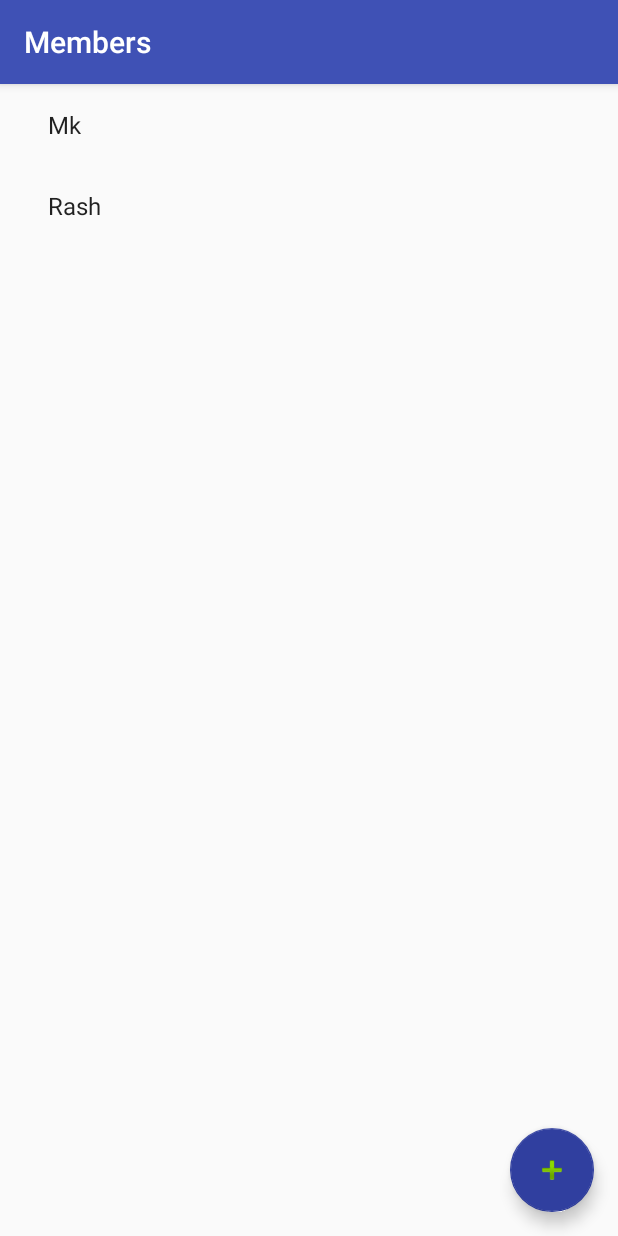
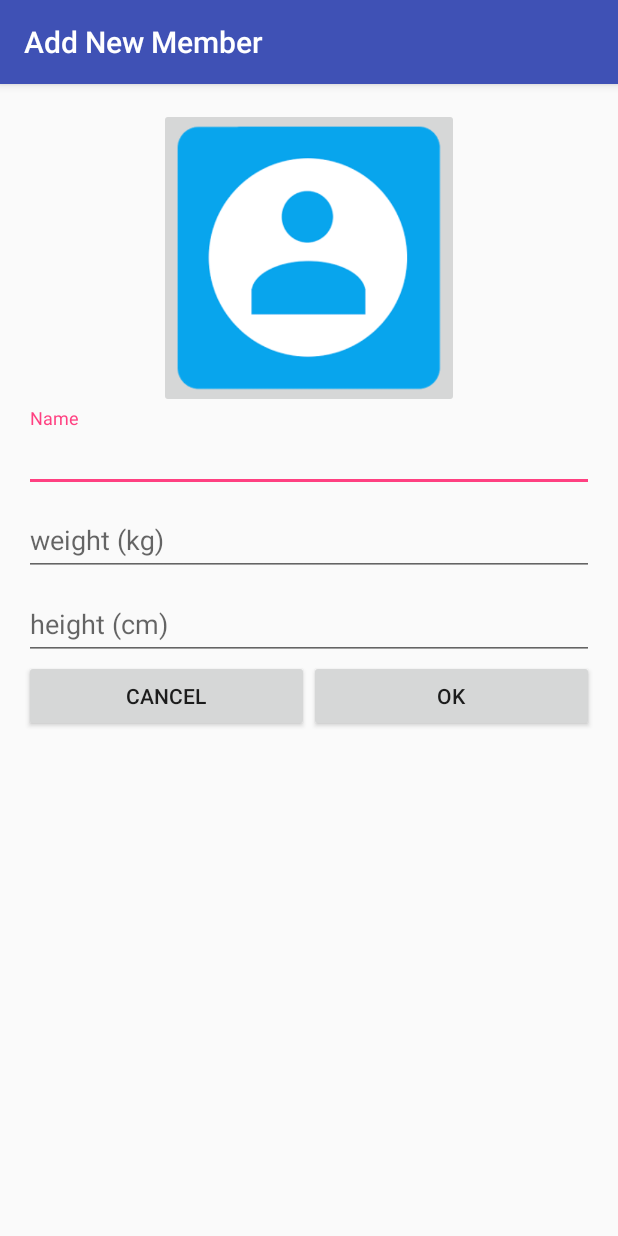
Before and after one commit to msvalhekar/FamilyWeightTracker, an Android app: the UsersListActivity screen opened directly, with no data from a screen before it, after a tap on an icon or button, on a phone screen of 412 x 824 dp. Run offline under Robolectric (Android 15) with nearby library versions, the phone set to English and light mode, and no system bars.

Commit message:
add new member activity

```diff
--- /dev/null
+++ b/app/src/main/java/com/mk/familyweighttracker/Activities/AddNewUserActivity.java
@@ -0,0 +1,161 @@
+package com.mk.familyweighttracker.Activities;
+
+import android.app.Activity;
+import android.content.Intent;
+import android.os.AsyncTask;
+import android.os.Bundle;
+import android.os.Parcelable;
+import android.support.v7.app.AppCompatActivity;
+import android.support.v7.widget.Toolbar;
+import android.text.TextUtils;
+import android.view.View;
+import android.widget.EditText;
+import android.widget.ImageButton;
+
+import com.mk.familyweighttracker.Models.User;
+import com.mk.familyweighttracker.R;
+import com.mk.familyweighttracker.Services.UserService;
+
+import java.util.Date;
+
+public class AddNewUserActivity extends AppCompatActivity {
+
+    AddNewUserTask mAddNewUserTask;
+
+    ImageButton mImageButton;
+    EditText mNameView;
+    EditText mWeightView;
+    EditText mHeightView;
+
+    @Override
+    protected void onCreate(Bundle savedInstanceState) {
+        super.onCreate(savedInstanceState);
+        setContentView(R.layout.activity_add_new_user);
+
+        Toolbar toolbar = (Toolbar) findViewById(R.id.tool_bar_add_new_user);
+        setSupportActionBar(toolbar);
+        toolbar.setTitle(getTitle());
+
+        mImageButton = ((ImageButton) findViewById(R.id.add_user_image));
+        mNameView = ((EditText) findViewById(R.id.add_user_name));
+        mWeightView = ((EditText) findViewById(R.id.add_user_weight));
+        mHeightView = ((EditText) findViewById(R.id.add_user_height));
+
+        findViewById(R.id.add_user_cancel_button)
+                .setOnClickListener(new View.OnClickListener() {
+                    @Override
+                    public void onClick(View v) {
+                        finish();
+                    }
+                });
+
+        findViewById(R.id.add_user_save_button)
+                .setOnClickListener(new View.OnClickListener() {
+                    @Override
+                    public void onClick(View v) {
+                        onAddNewUser();
+                    }
+                });
+    }
+
+    private void onAddNewUser() {
+        if (mAddNewUserTask != null) {
+            return;
+        }
+
+        // Reset errors.
+        mNameView.setError(null);
+        mHeightView.setError(null);
+        mWeightView.setError(null);
+
+        // Store values at the time of the login attempt.
+        String name = mNameView.getText().toString();
+        double weight = Double.valueOf(mWeightView.getText().toString());
+        double height = Double.valueOf(mHeightView.getText().toString());
+
+        boolean cancel = false;
+        View focusView = null;
+
+        if (!isNameValid(name)) {
+            mNameView.setError("Required");
+            focusView = mNameView;
+            cancel = true;
+        }
+        else if (!isNameUsed(name)) {
+            mNameView.setError("Already used, try different");
+            focusView = mNameView;
+            cancel = true;
+        }
+        else if (!isWeightValid(weight)) {
+            mWeightView.setError("Required");
+            focusView = mWeightView;
+            cancel = true;
+        }
+        else if (!isHeightValid(height)) {
+            mHeightView.setError("Required");
+            focusView = mHeightView;
+            cancel = true;
+        }
+
+        if (cancel) {
+            // There was an error; don't attempt login and focus the first
+            // form field with an error.
+            focusView.requestFocus();
+        } else {
+            // Show a progress spinner, and kick off a background task to
+            // perform the user login attempt.
+
+            // showProgress(true);
+            mAddNewUserTask = new AddNewUserTask(name, weight, height, name+".jpg");
+            mAddNewUserTask.execute((Void) null);
+        }
+    }
+
+    private boolean isHeightValid(double height) {
+        return 0 < height && height < 200;
+    }
+
+    private boolean isWeightValid(double weight) {
+        return 0 < weight && weight < 100;
+    }
+
+    private boolean isNameValid(String name) {
+        return !TextUtils.isEmpty(name);
+    }
+
+    private boolean isNameUsed(String name) {
+        Boolean alreadyAdded = new UserService().isAlreadyAdded(name);
+        return !alreadyAdded;
+    }
+
+    public class AddNewUserTask extends AsyncTask<Void, Void, Boolean>
+    {
+        private User newUser;
+
+        AddNewUserTask(String name, double weight, double height, String imagePath) {
+            newUser = new User(0, name, weight, height, imagePath);
+        }
+
+        @Override
+        protected Boolean doInBackground(Void... params) {
+            newUser = new UserService().addUser(newUser);
+            return true;
+        }
+
+        @Override
+        protected void onPostExecute(final Boolean success) {
+            mAddNewUserTask = null;
+            //showProgress(false);
+
+            if (success) {
+                Intent returnIntent = new Intent();
+                returnIntent.putExtra("newUserId", newUser.getId());
+                setResult(Activity.RESULT_OK, returnIntent);
+                finish();
+            } else {
+//                mHeightView.setError("error_incorrect_password");
+//                mHeightView.requestFocus();
+            }
+        }
+    }
+}
--- a/app/src/main/java/com/mk/familyweighttracker/Activities/UsersListActivity.java
+++ b/app/src/main/java/com/mk/familyweighttracker/Activities/UsersListActivity.java
@@ -31,11 +31,13 @@ import java.util.List;
  */
 public class UsersListActivity extends AppCompatActivity {
 
+    private static final int NEW_USER_ADDED_REQUEST = 1;
     /**
      * Whether or not the activity is in two-pane mode, i.e. running on a tablet
      * device.
      */
     private boolean mTwoPane;
+    private View mRecyclerView;
 
     @Override
     protected void onCreate(Bundle savedInstanceState) {
@@ -50,13 +52,14 @@ public class UsersListActivity extends AppCompatActivity {
         fab.setOnClickListener(new View.OnClickListener() {
             @Override
             public void onClick(View view) {
-                //Intent intent = new Intent(getApplicationContext(), )
+                Intent intent = new Intent(getApplicationContext(), AddNewUserActivity.class);
+                startActivityForResult(intent, NEW_USER_ADDED_REQUEST);
             }
         });
 
-        View recyclerView = findViewById(R.id.item_list);
-        assert recyclerView != null;
-        setupRecyclerView((RecyclerView) recyclerView);
+        mRecyclerView = findViewById(R.id.item_list);
+        assert mRecyclerView != null;
+        setupRecyclerView((RecyclerView) mRecyclerView);
 
         if (findViewById(R.id.item_detail_container) != null) {
             // The detail container view will be present only in the
@@ -64,6 +67,18 @@ public class UsersListActivity extends AppCompatActivity {
             // If this view is present, then the
             // activity should be in two-pane mode.
             mTwoPane = true;
+        }
+    }
+
+    @Override
+    protected void onActivityResult(int requestCode, int resultCode, Intent data) {
+        // Check which request we're responding to
+        if (requestCode == NEW_USER_ADDED_REQUEST) {
+            // Make sure the request was successful
+            if (resultCode == RESULT_OK) {
+                // update the list for new record
+                setupRecyclerView((RecyclerView)mRecyclerView);
+            }
         }
     }
 
--- /dev/null
+++ b/app/src/main/res/layout/activity_add_new_user.xml
@@ -0,0 +1,32 @@
+<?xml version="1.0" encoding="utf-8"?>
+<android.support.design.widget.CoordinatorLayout xmlns:android="http://schemas.android.com/apk/res/android"
+    xmlns:app="http://schemas.android.com/apk/res-auto"
+    xmlns:tools="http://schemas.android.com/tools"
+    android:layout_width="match_parent"
+    android:layout_height="match_parent"
+    android:fitsSystemWindows="true"
+    tools:context="com.mk.familyweighttracker.Activities.AddNewUserActivity">
+
+    <android.support.design.widget.AppBarLayout
+        android:id="@+id/app_bar"
+        android:layout_width="match_parent"
+        android:layout_height="wrap_content"
+        android:theme="@style/AppTheme.AppBarOverlay">
+
+        <android.support.v7.widget.Toolbar
+            android:id="@+id/tool_bar_add_new_user"
+            android:layout_width="match_parent"
+            android:layout_height="?attr/actionBarSize"
+            app:popupTheme="@style/AppTheme.PopupOverlay" />
+    </android.support.design.widget.AppBarLayout>
+
+    <FrameLayout
+        android:id="@+id/frameLayout"
+        android:layout_width="match_parent"
+        android:layout_height="match_parent"
+        app:layout_behavior="@string/appbar_scrolling_view_behavior">
+
+        <include layout="@layout/content_add_new_user" />
+    </FrameLayout>
+
+</android.support.design.widget.CoordinatorLayout>
--- a/app/src/main/res/layout/activity_item_detail.xml
+++ b/app/src/main/res/layout/activity_item_detail.xml
@@ -4,7 +4,7 @@
     android:layout_width="match_parent"
     android:layout_height="match_parent"
     android:fitsSystemWindows="true"
-    tools:context="com.mk.familyweighttracker.Activities.ItemDetailActivity"
+    tools:context=".Activities.ItemDetailActivity"
     tools:ignore="MergeRootFrame">
 
     <android.support.design.widget.AppBarLayout
--- /dev/null
+++ b/app/src/main/res/layout/content_add_new_user.xml
@@ -0,0 +1,99 @@
+<LinearLayout xmlns:android="http://schemas.android.com/apk/res/android"
+    xmlns:tools="http://schemas.android.com/tools"
+    android:layout_width="match_parent"
+    android:layout_height="match_parent"
+    android:gravity="center_horizontal"
+    android:orientation="vertical"
+    android:paddingBottom="@dimen/activity_vertical_margin"
+    android:paddingLeft="@dimen/activity_horizontal_margin"
+    android:paddingRight="@dimen/activity_horizontal_margin"
+    android:paddingTop="@dimen/activity_vertical_margin">
+
+    <ProgressBar
+        android:id="@+id/add_reading_progress"
+        style="?android:attr/progressBarStyleLarge"
+        android:layout_width="wrap_content"
+        android:layout_height="wrap_content"
+        android:layout_marginBottom="8dp"
+        android:visibility="gone" />
+
+    <ScrollView
+        android:id="@+id/add_user_reading_form"
+        android:layout_width="match_parent"
+        android:layout_height="match_parent">
+
+        <LinearLayout
+            android:id="@+id/add_reading_form"
+            android:layout_width="match_parent"
+            android:layout_height="wrap_content"
+            android:orientation="vertical">
+
+            <ImageButton
+                android:id="@+id/add_user_image"
+                android:layout_width="200dp"
+                android:layout_height="200dp"
+                android:layout_gravity="center_horizontal"
+                android:src="@drawable/contact_default"
+                android:scaleType="centerCrop" >
+            </ImageButton>
+
+            <android.support.design.widget.TextInputLayout
+                android:layout_width="match_parent"
+                android:layout_height="wrap_content">
+                <EditText
+                    android:id="@+id/add_user_name"
+                    android:layout_width="match_parent"
+                    android:layout_height="wrap_content"
+                    android:hint="Name"
+                    android:inputType="text"/>
+            </android.support.design.widget.TextInputLayout>
+
+            <android.support.design.widget.TextInputLayout
+                android:layout_width="match_parent"
+                android:layout_height="wrap_content">
+                <EditText
+                    android:id="@+id/add_user_weight"
+                    android:layout_width="match_parent"
+                    android:layout_height="wrap_content"
+                    android:inputType="numberDecimal"
+                    android:hint="weight (kg)"
+                    android:maxLines="1"
+                    android:singleLine="true" />
+            </android.support.design.widget.TextInputLayout>
+
+            <android.support.design.widget.TextInputLayout
+                android:layout_width="match_parent"
+                android:layout_height="wrap_content">
+                <EditText
+                    android:id="@+id/add_user_height"
+                    android:layout_width="match_parent"
+                    android:layout_height="wrap_content"
+                    android:hint="height (cm)"
+                    android:inputType="number"
+                    android:maxLines="1"
+                    android:singleLine="true" />
+            </android.support.design.widget.TextInputLayout>
+
+            <TableLayout
+                android:id="@+id/actionButtonsLayout"
+                android:layout_width="match_parent"
+                android:layout_height="match_parent" >
+                <TableRow>
+                    <Button
+                        android:id="@+id/add_user_cancel_button"
+                        android:layout_width="0dip"
+                        android:layout_height="wrap_content"
+                        android:layout_weight="1"
+                        android:text="@android:string/cancel" />
+
+                    <Button
+                        android:id="@+id/add_user_save_button"
+                        android:layout_width="0dip"
+                        android:layout_height="wrap_content"
+                        android:layout_weight="1"
+                        android:text="@android:string/ok" />
+                </TableRow>
+            </TableLayout>
+        </LinearLayout>
+    </ScrollView>
+</LinearLayout>
--- a/app/src/main/res/layout/item_list_content.xml
+++ b/app/src/main/res/layout/item_list_content.xml
@@ -2,12 +2,14 @@
 <LinearLayout xmlns:android="http://schemas.android.com/apk/res/android"
     android:layout_width="wrap_content"
     android:layout_height="wrap_content"
+    android:layout_marginTop="10dp"
     android:orientation="horizontal">
 
     <ImageView
         android:id="@+id/list_item_image"
-        android:layout_width="wrap_content"
-        android:layout_height="wrap_content" />
+        android:layout_width="70dp"
+        android:layout_height="70dp"
+        android:src="@drawable/dummy_contact"/>
 
     <TextView
         android:id="@+id/list_item_name"
--- a/app/src/main/res/values/strings.xml
+++ b/app/src/main/res/values/strings.xml
@@ -4,4 +4,5 @@
     <string name="title_item_list">Members</string>
     <string name="title_item_detail">Member Detail</string>
     <string name="button_home_start_text">Start</string>
+    <string name="title_activity_add_new_user">Add New Member</string>
 </resources>
```
Also changed, not shown: app/src/main/AndroidManifest.xml (+6 -1 lines), app/src/main/java/com/mk/familyweighttracker/Activities/ItemDetailActivity.java (+2 -11 lines), app/src/main/java/com/mk/familyweighttracker/Models/User.java (+13 -1 lines), app/src/main/java/com/mk/familyweighttracker/Repositories/UserRepository.java (+29 -5 lines), app/src/main/java/com/mk/familyweighttracker/Services/UserService.java (+8 -0 lines), app/src/main/res/drawable/contact_default.png (added), app/src/main/res/drawable/dummy_contact.jpg (added).
